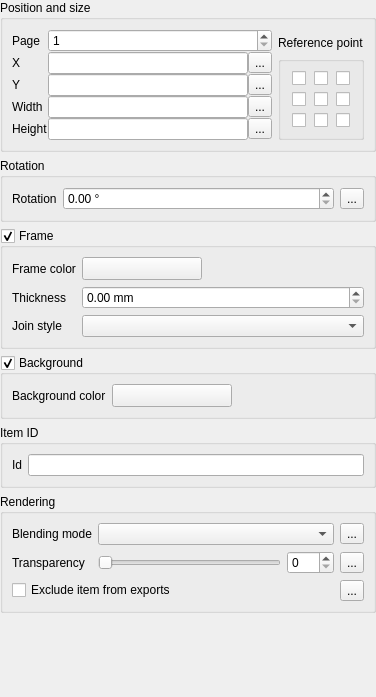
Above: src/ui/qgscomposeritemwidgetbase.ui from qgis/QGIS before the change. Below: the same form after it.
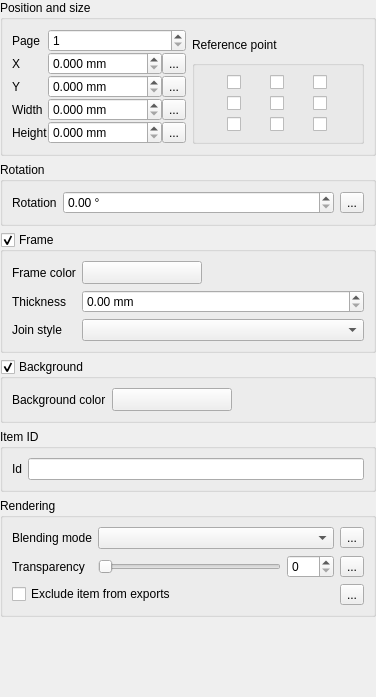
That is the form after the change. Custom widgets are drawn as their Qt base class.

Commit message: [composer] Use spin boxes for item position and size

Diff of the .ui file:
```diff
--- a/src/ui/qgscomposeritemwidgetbase.ui
+++ b/src/ui/qgscomposeritemwidgetbase.ui
@@ -170,9 +170,6 @@
         </item>
         <item row="0" column="0" rowspan="2">
          <layout class="QGridLayout" name="gridLayout_3">
-          <item row="3" column="1">
-           <widget class="QLineEdit" name="mWidthLineEdit"/>
-          </item>
           <item row="3" column="0">
            <widget class="QLabel" name="mWidthLabel">
             <property name="text">
@@ -194,12 +191,6 @@
             </property>
            </widget>
           </item>
-          <item row="1" column="1">
-           <widget class="QLineEdit" name="mXLineEdit"/>
-          </item>
-          <item row="4" column="1">
-           <widget class="QLineEdit" name="mHeightLineEdit"/>
-          </item>
           <item row="2" column="0">
            <widget class="QLabel" name="mYLabel">
             <property name="text">
@@ -214,44 +205,93 @@
             </property>
            </widget>
           </item>
-          <item row="2" column="1">
-           <widget class="QLineEdit" name="mYLineEdit"/>
-          </item>
-          <item row="1" column="2">
+          <item row="1" column="3">
            <widget class="QgsDataDefinedButton" name="mXPositionDDBtn">
             <property name="text">
              <string>...</string>
             </property>
            </widget>
           </item>
-          <item row="2" column="2">
+          <item row="2" column="3">
            <widget class="QgsDataDefinedButton" name="mYPositionDDBtn">
             <property name="text">
              <string>...</string>
             </property>
            </widget>
           </item>
-          <item row="3" column="2">
+          <item row="3" column="3">
            <widget class="QgsDataDefinedButton" name="mWidthDDBtn">
             <property name="text">
              <string>...</string>
             </property>
            </widget>
           </item>
-          <item row="4" column="2">
+          <item row="4" column="3">
            <widget class="QgsDataDefinedButton" name="mHeightDDBtn">
             <property name="text">
              <string>...</string>
             </property>
            </widget>
           </item>
-          <item row="0" column="1" colspan="2">
+          <item row="0" column="1" colspan="3">
            <widget class="QSpinBox" name="mPageSpinBox">
             <property name="minimum">
              <number>1</number>
             </property>
            </widget>
           </item>
+          <item row="1" column="1" colspan="2">
+           <widget class="QDoubleSpinBox" name="mXPosSpin">
+            <property name="suffix">
+             <string> mm</string>
+            </property>
+            <property name="decimals">
+             <number>3</number>
+            </property>
+            <property name="maximum">
+             <double>9999999.000000000000000</double>
+            </property>
+           </widget>
+          </item>
+          <item row="2" column="1" colspan="2">
+           <widget class="QDoubleSpinBox" name="mYPosSpin">
+            <property name="suffix">
+             <string> mm</string>
+            </property>
+            <property name="decimals">
+             <number>3</number>
+            </property>
+            <property name="maximum">
+             <double>9999999.000000000000000</double>
+            </property>
+           </widget>
+          </item>
+          <item row="3" column="1" colspan="2">
+           <widget class="QDoubleSpinBox" name="mWidthSpin">
+            <property name="suffix">
+             <string> mm</string>
+            </property>
+            <property name="decimals">
+             <number>3</number>
+            </property>
+            <property name="maximum">
+             <double>9999999.000000000000000</double>
+            </property>
+           </widget>
+          </item>
+          <item row="4" column="1" colspan="2">
+           <widget class="QDoubleSpinBox" name="mHeightSpin">
+            <property name="suffix">
+             <string> mm</string>
+            </property>
+            <property name="decimals">
+             <number>3</number>
+            </property>
+            <property name="maximum">
+             <double>9999999.000000000000000</double>
+            </property>
+           </widget>
+          </item>
          </layout>
         </item>
        </layout>
```
Left out of the diff: 11 changed lines with no effect on the pictures. The commit also changes 2 other files.
